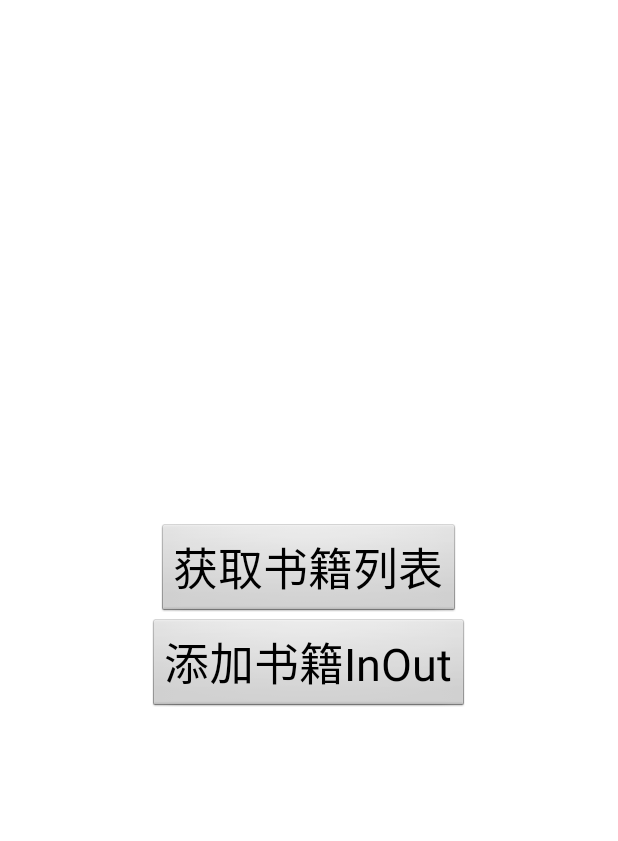
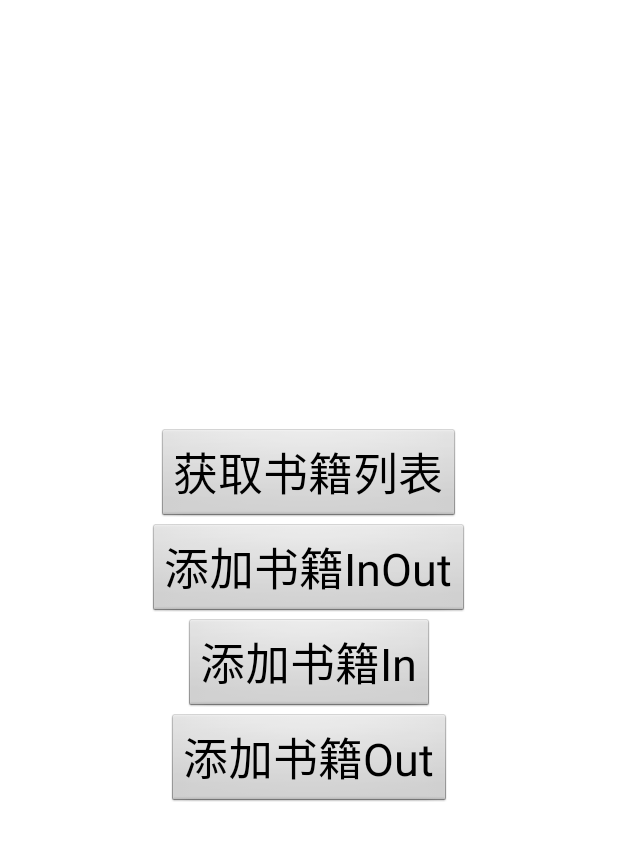
Before and after one commit to gxd523/AidlDemo, an Android app: the screen it shows after launch (MainActivity), on a phone screen of 412 x 824 dp. Shown: the top 841 px of the screen. Run offline under Robolectric (Android 15) with nearby library versions, the phone set to English and light mode, and no system bars; 1 statement that could not run was skipped.

Commit message:
feature:增加in、out两种tag

```diff
--- a/client/src/main/java/com/demo/aidl/server/Book.java
+++ b/client/src/main/java/com/demo/aidl/server/Book.java
@@ -19,6 +19,9 @@ public class Book implements Parcelable {
         }
     };
     private String name;
+
+    public Book() {
+    }
 
     public Book(String name) {
         this.name = name;
--- a/client/src/main/res/layout/activity_main.xml
+++ b/client/src/main/res/layout/activity_main.xml
@@ -14,9 +14,23 @@
         android:textSize="30sp" />
 
     <Button
-        android:id="@+id/add_book_btn"
+        android:id="@+id/add_book_inout_btn"
         android:layout_width="wrap_content"
         android:layout_height="wrap_content"
         android:text="添加书籍InOut"
         android:textSize="30sp" />
+
+    <Button
+        android:id="@+id/add_book_in_btn"
+        android:layout_width="wrap_content"
+        android:layout_height="wrap_content"
+        android:text="添加书籍In"
+        android:textSize="30sp" />
+
+    <Button
+        android:id="@+id/add_book_out_btn"
+        android:layout_width="wrap_content"
+        android:layout_height="wrap_content"
+        android:text="添加书籍Out"
+        android:textSize="30sp" />
 </LinearLayout>
--- a/server/src/main/java/com/demo/aidl/server/Book.java
+++ b/server/src/main/java/com/demo/aidl/server/Book.java
@@ -19,6 +19,9 @@ public class Book implements Parcelable {
         }
     };
     private String name;
+
+    public Book() {
+    }
 
     public Book(String name) {
         this.name = name;
```
Also changed, not shown: client/src/main/java/com/demo/aidl/client/MainActivity.java (+27 -3 lines), server/src/main/java/com/demo/aidl/server/AidlService.java (+20 -8 lines), client/src/main/aidl/com/demo/aidl/server/BookController.aidl, server/src/main/aidl/com/demo/aidl/server/BookController.aidl.
